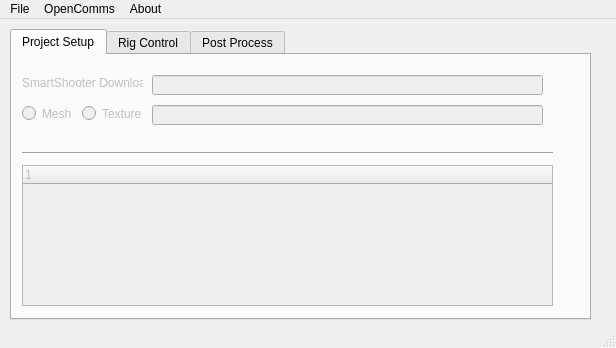
Before: the Qt Designer form bb_python/bbScanBoxx/ui/bbScanBoxx_UI.ui in Chicane5/ByteBoxx, drawn with Qt 5.
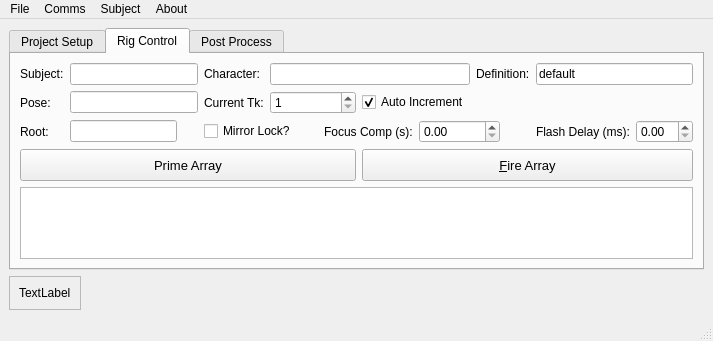
After: the same form once the commit is applied. The open tabs and pages were chosen to show the change.

The edit to the form file:
```diff
--- a/bb_python/bbScanBoxx/ui/bbScanBoxx_UI.ui
+++ b/bb_python/bbScanBoxx/ui/bbScanBoxx_UI.ui
@@ -6,154 +6,419 @@
    <rect>
     <x>0</x>
     <y>0</y>
-    <width>616</width>
-    <height>348</height>
+    <width>713</width>
+    <height>334</height>
    </rect>
   </property>
   <property name="windowTitle">
    <string>ByteBoxx::SCANBOXX v1.01</string>
   </property>
   <widget class="QWidget" name="centralwidget">
-   <widget class="QTabWidget" name="tabWidget">
-    <property name="geometry">
-     <rect>
-      <x>10</x>
-      <y>10</y>
-      <width>581</width>
-      <height>291</height>
-     </rect>
-    </property>
-    <property name="currentIndex">
-     <number>0</number>
-    </property>
-    <widget class="QWidget" name="tab_project">
-     <attribute name="title">
-      <string>Project Setup</string>
-     </attribute>
-     <widget class="QLabel" name="label">
-      <property name="enabled">
-       <bool>false</bool>
+   <layout class="QVBoxLayout" name="verticalLayout_4">
+    <item>
+     <widget class="QTabWidget" name="tabWidget_master">
+      <property name="currentIndex">
+       <number>0</number>
       </property>
-      <property name="geometry">
-       <rect>
-        <x>10</x>
-        <y>20</y>
-        <width>121</width>
-        <height>16</height>
-       </rect>
-      </property>
-      <property name="text">
-       <string>SmartShooter Download:</string>
-      </property>
+      <widget class="QWidget" name="tab_project">
+       <attribute name="title">
+        <string>Project Setup</string>
+       </attribute>
+       <layout class="QVBoxLayout" name="verticalLayout">
+        <item>
+         <layout class="QHBoxLayout" name="horizontalLayout_3">
+          <item>
+           <widget class="QRadioButton" name="radioButton_mesh">
+            <property name="text">
+             <string>Mesh Session</string>
+            </property>
+           </widget>
+          </item>
+          <item>
+           <widget class="QRadioButton" name="radioButton_texture">
+            <property name="text">
+             <string>Texture Session</string>
+            </property>
+           </widget>
+          </item>
+          <item>
+           <spacer name="horizontalSpacer_2">
+            <property name="orientation">
+             <enum>Qt::Horizontal</enum>
+            </property>
+            <property name="sizeHint" stdset="0">
+             <size>
+              <width>298</width>
+              <height>20</height>
+             </size>
+            </property>
+           </spacer>
+          </item>
+         </layout>
+        </item>
+        <item>
+         <widget class="QTreeWidget" name="treeWidget_diskMap">
+          <property name="enabled">
+           <bool>false</bool>
+          </property>
+          <column>
+           <property name="text">
+            <string notr="true">1</string>
+           </property>
+          </column>
+         </widget>
+        </item>
+       </layout>
+      </widget>
+      <widget class="QWidget" name="tab_control">
+       <attribute name="title">
+        <string>Rig Control</string>
+       </attribute>
+       <layout class="QVBoxLayout" name="verticalLayout_2">
+        <item>
+         <layout class="QGridLayout" name="gridLayout">
+          <item row="0" column="0">
+           <widget class="QLabel" name="label">
+            <property name="text">
+             <string>Subject:</string>
+            </property>
+            <property name="buddy">
+             <cstring>lineEdit_subject</cstring>
+            </property>
+           </widget>
+          </item>
+          <item row="0" column="1" colspan="2">
+           <widget class="QLineEdit" name="lineEdit_subject">
+            <property name="readOnly">
+             <bool>true</bool>
+            </property>
+           </widget>
+          </item>
+          <item row="0" column="3">
+           <widget class="QLabel" name="label_3">
+            <property name="text">
+             <string>Character:</string>
+            </property>
+            <property name="buddy">
+             <cstring>lineEdit_character</cstring>
+            </property>
+           </widget>
+          </item>
+          <item row="0" column="4" colspan="5">
+           <widget class="QLineEdit" name="lineEdit_character">
+            <property name="readOnly">
+             <bool>true</bool>
+            </property>
+           </widget>
+          </item>
+          <item row="0" column="9" colspan="2">
+           <widget class="QLabel" name="label_4">
+            <property name="text">
+             <string>Definition:</string>
+            </property>
+            <property name="buddy">
+             <cstring>lineEdit_definition</cstring>
+            </property>
+           </widget>
+          </item>
+          <item row="0" column="11" colspan="2">
+           <widget class="QLineEdit" name="lineEdit_definition">
+            <property name="text">
+             <string>default</string>
+            </property>
+            <property name="readOnly">
+             <bool>true</bool>
+            </property>
+           </widget>
+          </item>
+          <item row="1" column="0">
+           <widget class="QLabel" name="label_2">
+            <property name="text">
+             <string>Pose:</string>
+            </property>
+            <property name="buddy">
+             <cstring>lineEdit_pose</cstring>
+            </property>
+           </widget>
+          </item>
+          <item row="1" column="1" colspan="2">
+           <widget class="QLineEdit" name="lineEdit_pose"/>
+          </item>
+          <item row="1" column="3">
+           <widget class="QLabel" name="label_5">
+            <property name="text">
+             <string>Current Tk:</string>
+            </property>
+            <property name="buddy">
+             <cstring>spinBox_take</cstring>
+            </property>
+           </widget>
+          </item>
+          <item row="1" column="4" colspan="3">
+           <widget class="QSpinBox" name="spinBox_take">
+            <property name="frame">
+             <bool>true</bool>
+            </property>
+            <property name="minimum">
+             <number>1</number>
+            </property>
+           </widget>
+          </item>
+          <item row="1" column="7" colspan="2">
+           <widget class="QCheckBox" name="checkBox_inc">
+            <property name="text">
+             <string>Auto Increment</string>
+            </property>
+            <property name="checked">
+             <bool>true</bool>
+            </property>
+           </widget>
+          </item>
+          <item row="1" column="9" colspan="4">
+           <spacer name="horizontalSpacer_3">
+            <property name="orientation">
+             <enum>Qt::Horizontal</enum>
+            </property>
+            <property name="sizeHint" stdset="0">
+             <size>
+              <width>188</width>
+              <height>20</height>
+             </size>
+            </property>
+           </spacer>
+          </item>
+          <item row="2" column="0">
+           <widget class="QLabel" name="label_6">
+            <property name="text">
+             <string>Root:</string>
+            </property>
+            <property name="buddy">
+             <cstring>lineEdit_photoDownload</cstring>
+            </property>
+           </widget>
+          </item>
+          <item row="2" column="1">
+           <widget class="QLineEdit" name="lineEdit_photoDownload">
+            <property name="minimumSize">
+             <size>
+              <width>91</width>
+              <height>0</height>
+             </size>
+            </property>
+           </widget>
+          </item>
+          <item row="2" column="2">
+           <spacer name="horizontalSpacer_7">
+            <property name="orientation">
+             <enum>Qt::Horizontal</enum>
+            </property>
+            <property name="sizeType">
+             <enum>QSizePolicy::Fixed</enum>
+            </property>
+            <property name="sizeHint" stdset="0">
+             <size>
+              <width>15</width>
+              <height>20</height>
+             </size>
+            </property>
+           </spacer>
+          </item>
+          <item row="2" column="3" colspan="2">
+           <widget class="QCheckBox" name="checkBox_mirror">
+            <property name="text">
+             <string>Mirror Lock?</string>
+            </property>
+           </widget>
+          </item>
+          <item row="2" column="5">
+           <spacer name="horizontalSpacer_4">
+            <property name="orientation">
+             <enum>Qt::Horizontal</enum>
+            </property>
+            <property name="sizeType">
+             <enum>QSizePolicy::Fixed</enum>
+            </property>
+            <property name="sizeHint" stdset="0">
+             <size>
+              <width>15</width>
+              <height>20</height>
+             </size>
+            </property>
+           </spacer>
+          </item>
+          <item row="2" column="6" colspan="2">
+           <widget class="QLabel" name="label_7">
+            <property name="text">
+             <string>Focus Comp (s):</string>
+            </property>
+            <property name="buddy">
+             <cstring>doubleSpinBox_focus</cstring>
+            </property>
+           </widget>
+          </item>
+          <item row="2" column="8" colspan="2">
+           <widget class="QDoubleSpinBox" name="doubleSpinBox_focus">
+            <property name="frame">
+             <bool>true</bool>
+            </property>
+            <property name="singleStep">
+             <double>0.250000000000000</double>
+            </property>
+           </widget>
+          </item>
+          <item row="2" column="10">
+           <spacer name="horizontalSpacer_5">
+            <property name="orientation">
+             <enum>Qt::Horizontal</enum>
+            </property>
+            <property name="sizeType">
+             <enum>QSizePolicy::Fixed</enum>
+            </property>
+            <property name="sizeHint" stdset="0">
+             <size>
+              <width>15</width>
+              <height>20</height>
+             </size>
+            </property>
+           </spacer>
+          </item>
+          <item row="2" column="11">
+           <widget class="QLabel" name="label_8">
+            <property name="text">
+             <string>Flash Delay (ms):</string>
+            </property>
+            <property name="buddy">
+             <cstring>doubleSpinBox_flash</cstring>
+            </property>
+           </widget>
+          </item>
+          <item row="2" column="12">
+           <widget class="QDoubleSpinBox" name="doubleSpinBox_flash">
+            <property name="frame">
+             <bool>true</bool>
+            </property>
+            <property name="singleStep">
+             <double>0.500000000000000</double>
+            </property>
+           </widget>
+          </item>
+          <item row="3" column="0" colspan="7">
+           <widget class="QPushButton" name="pushButton_prime">
+            <property name="minimumSize">
+             <size>
+              <width>0</width>
+              <height>32</height>
+             </size>
+            </property>
+            <property name="font">
+             <font>
+              <pointsize>10</pointsize>
+             </font>
+            </property>
+            <property name="text">
+             <string>Prime Array</string>
+            </property>
+           </widget>
+          </item>
+          <item row="3" column="7" colspan="6">
+           <widget class="QPushButton" name="pushButton_fire">
+            <property name="minimumSize">
+             <size>
+              <width>0</width>
+              <height>32</height>
+             </size>
+            </property>
+            <property name="font">
+             <font>
+              <pointsize>10</pointsize>
+              <weight>50</weight>
+              <bold>false</bold>
+              <underline>false</underline>
+              <strikeout>false</strikeout>
+             </font>
+            </property>
+            <property name="text">
+             <string>&amp;Fire Array</string>
+            </property>
+           </widget>
+          </item>
+         </layout>
+        </item>
+        <item>
+         <widget class="QPlainTextEdit" name="plainTextEdit_logging">
+          <property name="sizePolicy">
+           <sizepolicy hsizetype="Preferred" vsizetype="Expanding">
+            <horstretch>0</horstretch>
+            <verstretch>0</verstretch>
+           </sizepolicy>
+          </property>
+          <property name="readOnly">
+           <bool>true</bool>
+          </property>
+         </widget>
+        </item>
+       </layout>
+      </widget>
+      <widget class="QWidget" name="tab_post">
+       <attribute name="title">
+        <string>Post Process</string>
+       </attribute>
+       <layout class="QVBoxLayout" name="verticalLayout_3">
+        <item>
+         <widget class="QLabel" name="label_9">
+          <property name="text">
+           <string>Placeholder</string>
+          </property>
+         </widget>
+        </item>
+       </layout>
+      </widget>
      </widget>
-     <widget class="QLineEdit" name="lineEdit">
-      <property name="enabled">
-       <bool>false</bool>
-      </property>
-      <property name="geometry">
-       <rect>
-        <x>140</x>
-        <y>20</y>
-        <width>391</width>
-        <height>20</height>
-       </rect>
-      </property>
-     </widget>
-     <widget class="QRadioButton" name="radioButton">
-      <property name="enabled">
-       <bool>false</bool>
-      </property>
-      <property name="geometry">
-       <rect>
-        <x>70</x>
-        <y>50</y>
-        <width>61</width>
-        <height>17</height>
-       </rect>
-      </property>
-      <property name="text">
-       <string>Texture</string>
-      </property>
-     </widget>
-     <widget class="QRadioButton" name="radioButton_2">
-      <property name="enabled">
-       <bool>false</bool>
-      </property>
-      <property name="geometry">
-       <rect>
-        <x>10</x>
-        <y>50</y>
-        <width>51</width>
-        <height>17</height>
-       </rect>
-      </property>
-      <property name="text">
-       <string>Mesh</string>
-      </property>
-     </widget>
-     <widget class="QLineEdit" name="lineEdit_2">
-      <property name="enabled">
-       <bool>false</bool>
-      </property>
-      <property name="geometry">
-       <rect>
-        <x>140</x>
-        <y>50</y>
-        <width>391</width>
-        <height>20</height>
-       </rect>
-      </property>
-     </widget>
-     <widget class="QTreeWidget" name="treeWidget">
-      <property name="enabled">
-       <bool>false</bool>
-      </property>
-      <property name="geometry">
-       <rect>
-        <x>10</x>
-        <y>110</y>
-        <width>531</width>
-        <height>141</height>
-       </rect>
-      </property>
-      <column>
-       <property name="text">
-        <string notr="true">1</string>
-       </property>
-      </column>
-     </widget>
-     <widget class="Line" name="line">
-      <property name="geometry">
-       <rect>
-        <x>10</x>
-        <y>90</y>
-        <width>531</width>
-        <height>16</height>
-       </rect>
-      </property>
-      <property name="orientation">
-       <enum>Qt::Horizontal</enum>
-      </property>
-     </widget>
-    </widget>
-    <widget class="QWidget" name="tab_control">
-     <attribute name="title">
-      <string>Rig Control</string>
-     </attribute>
-    </widget>
-    <widget class="QWidget" name="tab_post">
-     <attribute name="title">
-      <string>Post Process</string>
-     </attribute>
-    </widget>
-   </widget>
+    </item>
+    <item>
+     <layout class="QHBoxLayout" name="horizontalLayout_5">
+      <item>
+       <widget class="QFrame" name="frame_logo">
+        <property name="frameShape">
+         <enum>QFrame::StyledPanel</enum>
+        </property>
+        <property name="frameShadow">
+         <enum>QFrame::Raised</enum>
+        </property>
+        <layout class="QHBoxLayout" name="horizontalLayout_4">
+         <item>
+          <widget class="QLabel" name="label_logo">
+           <property name="text">
+            <string>TextLabel</string>
+           </property>
+          </widget>
+         </item>
+        </layout>
+       </widget>
+      </item>
+      <item>
+       <spacer name="horizontalSpacer">
+        <property name="orientation">
+         <enum>Qt::Horizontal</enum>
+        </property>
+        <property name="sizeHint" stdset="0">
+         <size>
+          <width>208</width>
+          <height>20</height>
+         </size>
+        </property>
+       </spacer>
+      </item>
+     </layout>
+    </item>
+   </layout>
   </widget>
   <widget class="QMenuBar" name="menubar">
    <property name="geometry">
     <rect>
      <x>0</x>
      <y>0</y>
-     <width>616</width>
+     <width>713</width>
      <height>21</height>
     </rect>
    </property>
@@ -182,14 +447,31 @@
      <string>About</string>
     </property>
    </widget>
-   <widget class="QMenu" name="menuOpenComms">
+   <widget class="QMenu" name="menuComms">
     <property name="title">
-     <string>OpenComms</string>
+     <string>Comms</string>
     </property>
-    <addaction name="actionCOM1"/>
+    <addaction name="actionOpen_COM1"/>
+    <addaction name="actionOpen_COM3"/>
+    <addaction name="actionOpen_COM4"/>
+   </widget>
+   <widget class="QMenu" name="menuSubject">
+    <property name="title">
+     <string>Subject</string>
+    </property>
+    <widget class="QMenu" name="menuActive_Subject">
+     <property name="title">
+      <string>Active Subject</string>
+     </property>
+     <addaction name="actionNew_Character"/>
+     <addaction name="actionNew_Definition"/>
+    </widget>
+    <addaction name="actionNew_Subject"/>
+    <addaction name="menuActive_Subject"/>
    </widget>
    <addaction name="menuFile"/>
-   <addaction name="menuOpenComms"/>
+   <addaction name="menuComms"/>
+   <addaction name="menuSubject"/>
    <addaction name="menuAbout"/>
   </widget>
   <widget class="QStatusBar" name="statusbar"/>
```
Left out of the diff: 58 changed lines with no effect on the pictures.
